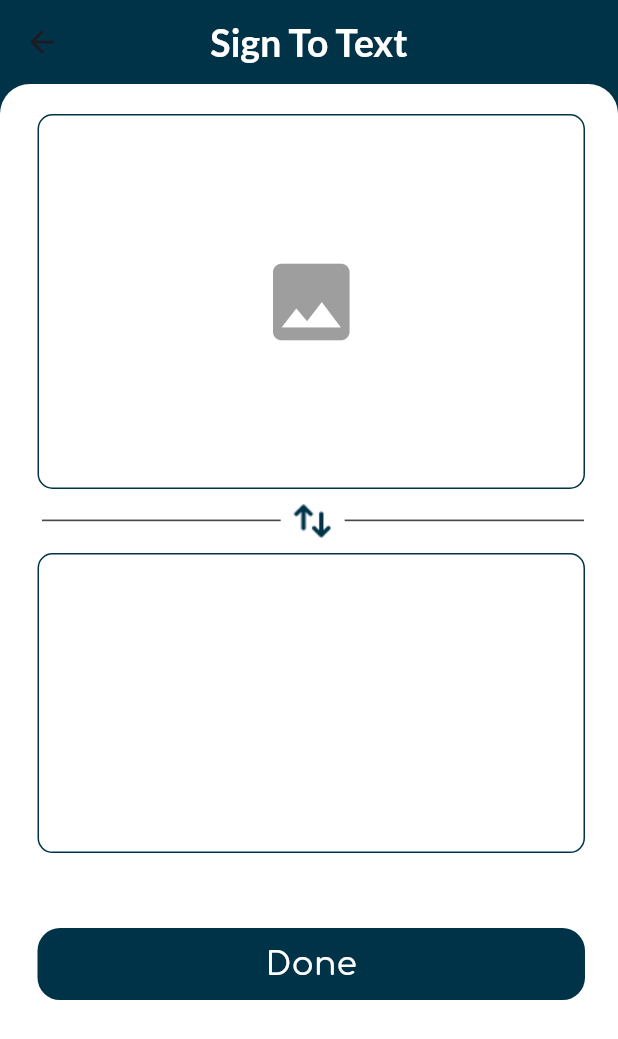
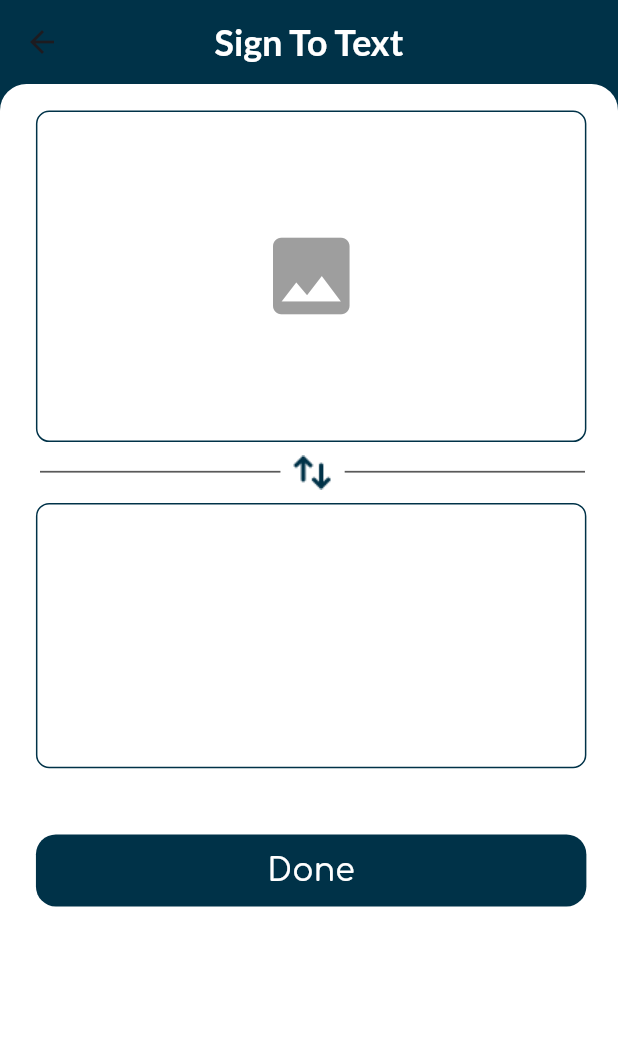
Before and after one commit to Duaawagdy/mute_motion, a Flutter app: the Sign_To_Text screen opened directly, on a phone screen of 412 x 824 dp. Shown: the top 1039 px of the screen. Run offline on Flutter 3.47's test engine with Material 3 defaults, Android fonts, the phone set to English and light mode, and no system bars; our stand-ins replace audioplayers, camera, dio, firebase_core, firebase_messaging, flutter_local_notifications and 15 more; missing offline and left inert: flutter_polyline_points; accounts and stored records are empty; network calls fail; project files that could hold a hidden picture were left out.

Commit message:
editing UI to be responsive

```diff
--- a/lib/feature/login/presentation/views/loginview.dart
+++ b/lib/feature/login/presentation/views/loginview.dart
@@ -35,8 +35,8 @@ class _login_screenState extends State<login_screen> {
               child: Column(
                 crossAxisAlignment: CrossAxisAlignment.stretch,
                 children: [
-                  const SizedBox(
-                    height: 20,
+                    SizedBox(
+                    height: 20.h,
                   ),
                   Image.asset('assets/pana.png'),
                   SizedBox(
--- a/lib/feature/navbar/view/navbar_roots.dart
+++ b/lib/feature/navbar/view/navbar_roots.dart
@@ -1,4 +1,5 @@
 import 'package:flutter/material.dart';
+import 'package:flutter_screenutil/flutter_screenutil.dart';
 import 'package:mute_motion/feature/my_orders/view/my_orders_screen.dart';
 import 'package:mute_motion/feature/orders_screen/view/orders_screen.dart';
 import 'package:mute_motion/feature/signs/view/signs.dart';
@@ -39,7 +40,7 @@ class _Navbar_RootsState extends State<Navbar_Roots> {
           unselectedItemColor: Colors.black,
           selectedLabelStyle: TextStyle(
             fontWeight: FontWeight.bold,
-            fontSize: 15,
+            fontSize: 15.sp,
           ),
           currentIndex: _selectedIndex,
           onTap: (index){
--- a/lib/feature/presentation/views/widgets/Splashviewbody.dart
+++ b/lib/feature/presentation/views/widgets/Splashviewbody.dart
@@ -1,5 +1,6 @@
 
 import 'package:flutter/material.dart';
+import 'package:flutter_screenutil/flutter_screenutil.dart';
 import 'package:go_router/go_router.dart';
 import 'package:mute_motion/core/utils/Assets.dart';
 import 'package:permission_handler/permission_handler.dart';
@@ -32,8 +33,8 @@ class _SplashviewbodyState extends State<Splashviewbody> with SingleTickerProvid
               CurvedAnimation(parent: _animationcontroller,
                   curve: Curves.easeOut)),
           child: Container(
-            height: 510,
-            width: 510,
+            height: 510.h,
+            width: 510.w,
             child: Image.asset(AssetsData.logo),
           ),
         ),
--- a/lib/feature/sidebar/presentation/view/widget/driverdetials.dart
+++ b/lib/feature/sidebar/presentation/view/widget/driverdetials.dart
@@ -84,7 +84,7 @@ class _driverdetialsState extends State<driverdetials> {
               ),
             ],
           ),
-          SizedBox(width: 20.w,),
+          SizedBox(width: 15.w,),
           IconButton(
             onPressed:() {GoRouter.of(context).push('/profile');},
             icon: Icon(
--- a/lib/feature/sign_to_text/view/sign_to_text.dart
+++ b/lib/feature/sign_to_text/view/sign_to_text.dart
@@ -1,4 +1,5 @@
 import 'package:flutter/material.dart';
+import 'package:flutter_screenutil/flutter_screenutil.dart';
 class Sign_To_Text extends StatelessWidget {
   const Sign_To_Text({super.key});
 
@@ -7,7 +8,7 @@ class Sign_To_Text extends StatelessWidget {
     return Scaffold(
       backgroundColor: Color(0xff003248),
       appBar: AppBar(
-        title: Text('Sign To Text',style: TextStyle(fontSize: 25, fontFamily: 'Lato', color: Colors.white),),
+        title: Text('Sign To Text',style: TextStyle(fontSize: 25.sp, fontFamily: 'Lato', color: Colors.white),),
         elevation: 0,
         centerTitle: true,
         backgroundColor: Colors.transparent,
@@ -15,15 +16,15 @@ class Sign_To_Text extends StatelessWidget {
       body: Container(
         height: MediaQuery.of(context).size.height,
           width: double.infinity,
-          padding:const EdgeInsets.only(
-            top: 20,
-            left: 15,
+          padding: EdgeInsets.only(
+            top: 20.h,
+            left: 15.w,
           ),
-          decoration:const BoxDecoration(
+          decoration: BoxDecoration(
               color: Colors.white,
               borderRadius: BorderRadius.only(
-                  topLeft: Radius.circular(20),
-                  topRight: Radius.circular(20),
+                  topLeft: Radius.circular(20.r),
+                  topRight: Radius.circular(20.r),
                   )
                   ),
           child: SingleChildScrollView(
@@ -31,58 +32,58 @@ class Sign_To_Text extends StatelessWidget {
               children: [
                 Container(
                   margin:
-                        EdgeInsets.only(right: 22,left: 10),
-                        padding: EdgeInsets.all(8),
-                  height: 250,
-                  width: double.infinity,
+                        EdgeInsets.only(right: 22.w,left: 10.w),
+                        padding: EdgeInsets.all(8).w,
+                  height: 250.h,
+                  width: (double.infinity).w,
                   decoration: BoxDecoration(
                   color: Colors.white,
-                  borderRadius: BorderRadius.circular(10),
+                  borderRadius: BorderRadius.circular(10.r),
                   border: Border.all(color: Color(0xff003248)),
                   ),
                   child: Icon(Icons.image,size: 68, color: Colors.grey,
                   ),
                 ),
                 SizedBox(
-                      height: 10,
+                      height: 10.h,
                     ),
                 Padding(
-                  padding: const EdgeInsets.only(right: 23, left: 13),
+                  padding:  EdgeInsets.only(right: 23.w, left: 13.w),
                   child: Center(child: Image.asset('assets/sign_to_text.png')),
                 ),
                 SizedBox(
-                      height: 10,
+                      height: 10.h,
                     ),
                 Container(
                   margin:
-                        EdgeInsets.only(right: 22,left: 10),
-                        padding: EdgeInsets.all(8),
-                  height: 200,
-                  width: double.infinity,
+                        EdgeInsets.only(right: 22.w,left: 10.w),
+                        padding: EdgeInsets.all(8).w,
+                  height: 200.h,
+                  width: (double.infinity).w,
                   decoration: BoxDecoration(
                   color: Colors.white,
-                  borderRadius: BorderRadius.circular(10),
+                  borderRadius: BorderRadius.circular(10.r),
                   border: Border.all(color: Color(0xff003248)),
                   ),
                   child: Text('',
-                  style: TextStyle(fontSize: 15,fontFamily: 'Comfortaa', color: Color(0xff003248))),
+                  style: TextStyle(fontSize: 15.sp,fontFamily: 'Comfortaa', color: Color(0xff003248))),
                 ),
                 SizedBox(
-                      height: 50,
+                      height: 50.h,
                     ),
                 Container(
                   margin:
-                        EdgeInsets.only(right: 22,left: 10),
+                        EdgeInsets.only(right: 22.w,left: 10.w),
                         //padding: EdgeInsets.all(8),
-                width: double.infinity,
+                width: (double.infinity).w,
                 decoration: BoxDecoration(
                     color: const Color(0xff003248),
-                    borderRadius: BorderRadius.circular(15)),
+                    borderRadius: BorderRadius.circular(15.r)),
                 child: MaterialButton(
                     onPressed: (){},
-                    child: const Text(
+                    child: Text(
                       "Done",
-                      style: TextStyle(fontSize: 22,fontFamily: 'Comfortaa', color: Colors.white),
+                      style: TextStyle(fontSize: 22.sp,fontFamily: 'Comfortaa', color: Colors.white),
                     )),
               ),
               ],
```
Also changed, not shown: lib/core/utils/offline.dart (+4 -3 lines), lib/core/utils/online.dart (+4 -3 lines), lib/feature/about_us/view/about_as_screen.dart (+19 -18 lines), lib/feature/carddetials/view/card_details.dart (+22 -21 lines), lib/feature/cardetaials/view/cardetailsscreen .dart (+20 -19 lines), lib/feature/orders_screen/view/orders_screen.dart (+10 -9 lines), lib/feature/orders_screen/view/widget/custemrequest.dart (+31 -30 lines), lib/feature/orders_screen/view/widget/message.dart (+22 -21 lines), lib/feature/profile/view/profile_item.dart (+7 -6 lines), lib/feature/profile/view/profile_screen.dart (+6 -11 lines), lib/feature/rate/ratescreen .dart (+23 -22 lines), lib/feature/signs/view/signs.dart (+16 -15 lines), lib/feature/traslator/view/translator_screen.dart (+18 -17 lines), pubspec.lock.
